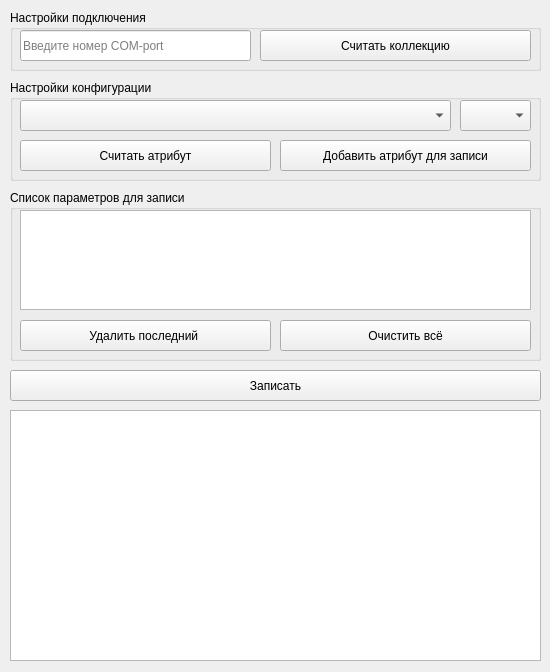
First picture: the form in libs/maket.ui, repository loccupy/Emergency_Configurator, before the edit.
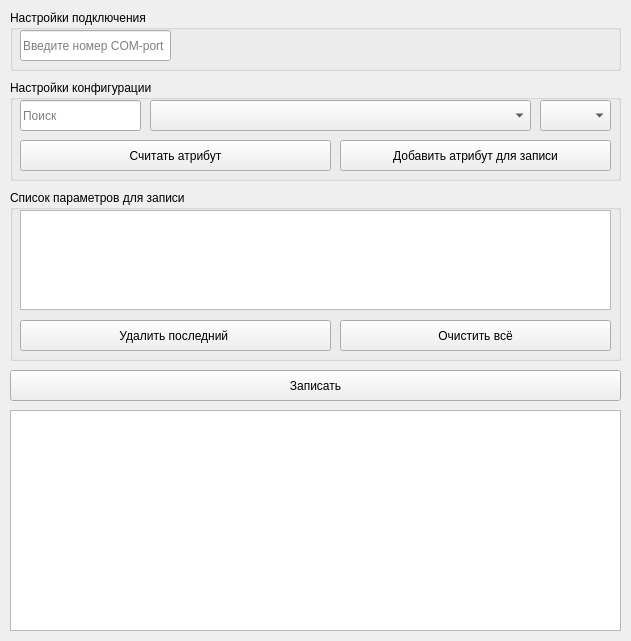
Second picture: the form after the edit.

What changed in the file:
```diff
--- a/libs/maket.ui
+++ b/libs/maket.ui
@@ -6,8 +6,8 @@
    <rect>
     <x>0</x>
     <y>0</y>
-    <width>550</width>
-    <height>672</height>
+    <width>631</width>
+    <height>641</height>
    </rect>
   </property>
   <property name="minimumSize">
@@ -36,7 +36,7 @@
     <rect>
      <x>10</x>
      <y>10</y>
-     <width>531</width>
+     <width>611</width>
      <height>61</height>
     </rect>
    </property>
@@ -48,7 +48,7 @@
      <rect>
       <x>10</x>
       <y>20</y>
-      <width>231</width>
+      <width>151</width>
       <height>31</height>
      </rect>
     </property>
@@ -71,19 +71,6 @@
      <string>Введите номер COM-port</string>
     </property>
    </widget>
-   <widget class="QPushButton" name="read_collection">
-    <property name="geometry">
-     <rect>
-      <x>250</x>
-      <y>20</y>
-      <width>271</width>
-      <height>31</height>
-     </rect>
-    </property>
-    <property name="text">
-     <string>Считать коллекцию</string>
-    </property>
-   </widget>
   </widget>
   <widget class="QTextEdit" name="textEdit">
    <property name="enabled">
@@ -93,8 +80,8 @@
     <rect>
      <x>10</x>
      <y>410</y>
-     <width>531</width>
-     <height>251</height>
+     <width>611</width>
+     <height>221</height>
     </rect>
    </property>
    <property name="minimumSize">
@@ -118,7 +105,7 @@
     <rect>
      <x>10</x>
      <y>80</y>
-     <width>531</width>
+     <width>611</width>
      <height>101</height>
     </rect>
    </property>
@@ -128,9 +115,9 @@
    <widget class="QComboBox" name="obis">
     <property name="geometry">
      <rect>
-      <x>10</x>
+      <x>140</x>
       <y>20</y>
-      <width>431</width>
+      <width>381</width>
       <height>31</height>
      </rect>
     </property>
@@ -144,7 +131,7 @@
    <widget class="QComboBox" name="attr">
     <property name="geometry">
      <rect>
-      <x>450</x>
+      <x>530</x>
       <y>20</y>
       <width>71</width>
       <height>31</height>
@@ -162,7 +149,7 @@
      <rect>
       <x>10</x>
       <y>60</y>
-      <width>251</width>
+      <width>311</width>
       <height>31</height>
      </rect>
     </property>
@@ -173,9 +160,9 @@
    <widget class="QPushButton" name="add_attribute">
     <property name="geometry">
      <rect>
-      <x>270</x>
+      <x>330</x>
       <y>60</y>
-      <width>251</width>
+      <width>271</width>
       <height>31</height>
      </rect>
     </property>
@@ -183,13 +170,41 @@
      <string>Добавить атрибут для записи</string>
     </property>
    </widget>
+   <widget class="QLineEdit" name="search">
+    <property name="geometry">
+     <rect>
+      <x>10</x>
+      <y>20</y>
+      <width>121</width>
+      <height>31</height>
+     </rect>
+    </property>
+    <property name="text">
+     <string/>
+    </property>
+    <property name="maxLength">
+     <number>30</number>
+    </property>
+    <property name="alignment">
+     <set>Qt::AlignLeading|Qt::AlignLeft|Qt::AlignVCenter</set>
+    </property>
+    <property name="dragEnabled">
+     <bool>false</bool>
+    </property>
+    <property name="readOnly">
+     <bool>false</bool>
+    </property>
+    <property name="placeholderText">
+     <string>Поиск</string>
+    </property>
+   </widget>
   </widget>
   <widget class="QPushButton" name="write">
    <property name="geometry">
     <rect>
      <x>10</x>
      <y>370</y>
-     <width>531</width>
+     <width>611</width>
      <height>31</height>
     </rect>
    </property>
@@ -205,7 +220,7 @@
     <rect>
      <x>10</x>
      <y>190</y>
-     <width>531</width>
+     <width>611</width>
      <height>171</height>
     </rect>
    </property>
@@ -220,7 +235,7 @@
      <rect>
       <x>10</x>
       <y>20</y>
-      <width>511</width>
+      <width>591</width>
       <height>100</height>
      </rect>
     </property>
@@ -242,7 +257,7 @@
      <rect>
       <x>10</x>
       <y>130</y>
-      <width>251</width>
+      <width>311</width>
       <height>31</height>
      </rect>
     </property>
@@ -253,9 +268,9 @@
    <widget class="QPushButton" name="delete_all">
     <property name="geometry">
      <rect>
-      <x>270</x>
+      <x>330</x>
       <y>130</y>
-      <width>251</width>
+      <width>271</width>
       <height>31</height>
      </rect>
     </property>
```
